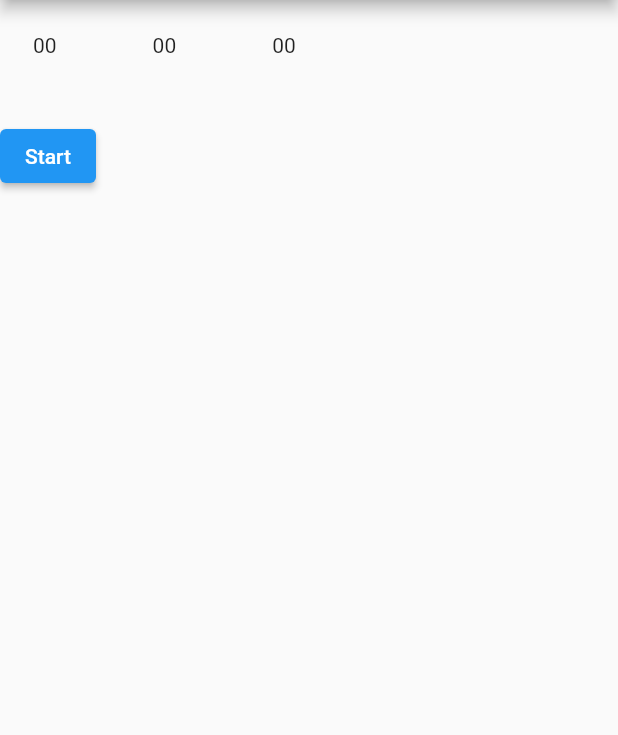
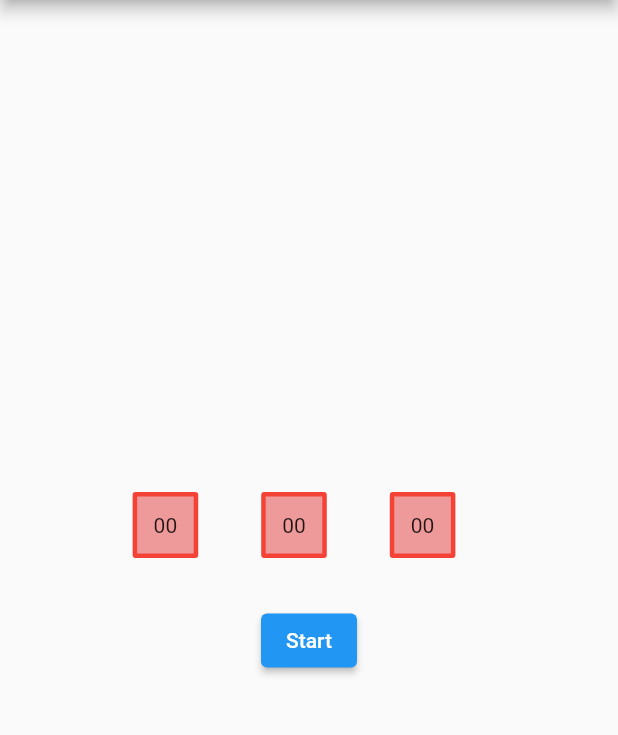
Before and after one commit to aliajjoub2/Flutter-Watch-Counter, a Flutter app: the screen it shows after launch, on a phone screen of 412 x 824 dp, the part 84-819 px from its top. Run offline on Flutter 3.47's test engine with Material 2 defaults, Android fonts, the light colour scheme and no system bars.

Commit message:
container border

```diff
--- a/lib/main.dart
+++ b/lib/main.dart
@@ -1,5 +1,5 @@
 import 'dart:async';
-import 'dart:html';
+
 
 import 'package:flutter/material.dart';
 
@@ -51,12 +51,24 @@ class _CounterWatchState extends State<CounterWatch> {
       ),
       body: Center(
         child: Column(
+          mainAxisAlignment: MainAxisAlignment.center,
           children: [
             Row(
+              mainAxisAlignment: MainAxisAlignment.center,
               children: [
                 Container(
                   padding: const EdgeInsets.all(11),
                   margin: const EdgeInsets.all(11),
+                    //color: Colors.red,
+                  decoration: BoxDecoration(
+                    borderRadius: BorderRadius.circular(2),
+                    color: Colors.red[200],
+                    border: Border.all(
+                      color: Colors.red,
+                      width: 3,
+                    ),
+                    // shape: BoxShape.circle,
+                  ),
                   child: Text(duration.inHours.toString().padLeft(2, '0')),
                 ),
                 const SizedBox(
@@ -65,6 +77,16 @@ class _CounterWatchState extends State<CounterWatch> {
                 Container(
                   padding: const EdgeInsets.all(11),
                   margin: const EdgeInsets.all(11),
+                    //color: Colors.red,
+                  decoration: BoxDecoration(
+                    borderRadius: BorderRadius.circular(2),
+                    color: Colors.red[200],
+                    border: Border.all(
+                      color: Colors.red,
+                      width: 3,
+                    ),
+                    // shape: BoxShape.circle,
+                  ),
                   child: Text(duration.inMinutes
                       .remainder(60)
                       .toString()
@@ -76,6 +98,16 @@ class _CounterWatchState extends State<CounterWatch> {
                 Container(
                   padding: const EdgeInsets.all(11),
                   margin: const EdgeInsets.all(11),
+                  //color: Colors.red,
+                  decoration: BoxDecoration(
+                    borderRadius: BorderRadius.circular(2),
+                    color: Colors.red[200],
+                    border: Border.all(
+                      color: Colors.red,
+                      width: 3,
+                    ),
+                    // shape: BoxShape.circle,
+                  ),
                   child: Text(duration.inSeconds
                       .remainder(60)
                       .toString()
@@ -90,6 +122,7 @@ class _CounterWatchState extends State<CounterWatch> {
               height: 20,
             ),
             Row(
+              mainAxisAlignment: MainAxisAlignment.center,
               children: [
                 isRunning
                     ? Row(
@@ -107,10 +140,12 @@ class _CounterWatchState extends State<CounterWatch> {
                               child: Text(repeatedFunction!.isActive
                                   ? 'Stop'
                                   : 'Resume')),
+                          const SizedBox(width: 20),
                           ElevatedButton(
                               onPressed: () {
                                 setState(() {
                                   duration = const Duration(seconds: 0);
+                                  repeatedFunction!.cancel();
                                   isRunning = false;
                                 });
                               },
```
